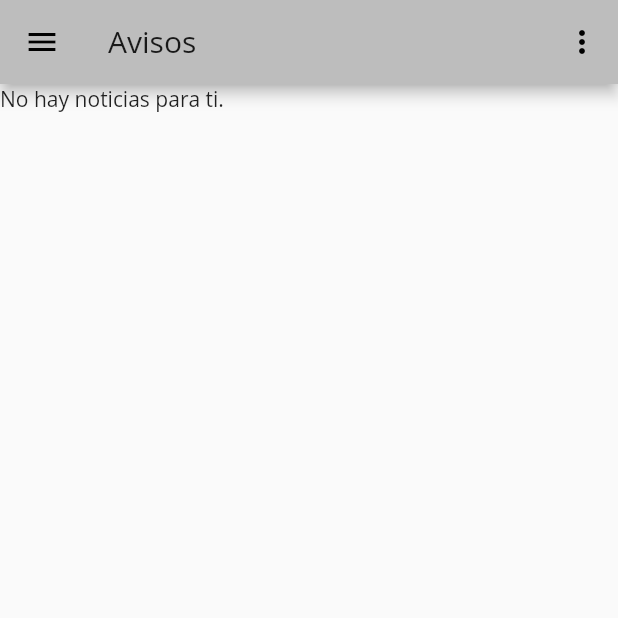
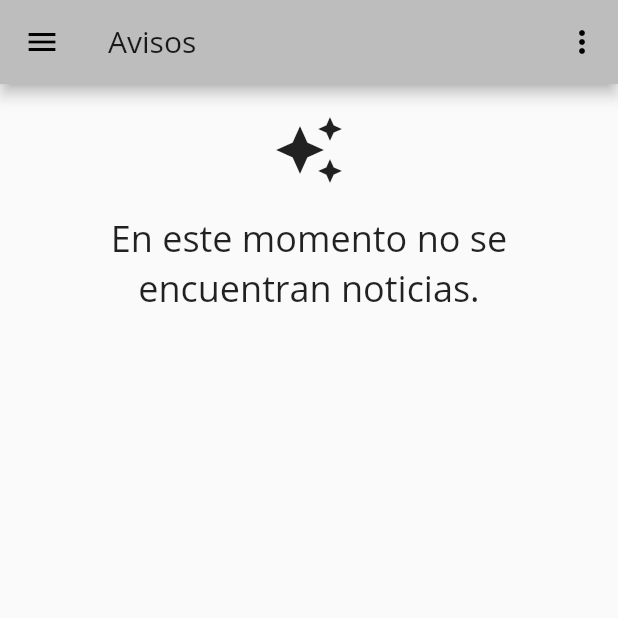
Before and after one commit to Fonzeca/AvisosNick-Front, a Flutter app: the DashBoardNotices screen opened by its route, on a phone screen of 412 x 824 dp, the top half of it. Run offline on Flutter 3.47's test engine with Material 2 defaults, Android fonts, the phone set to English and light mode, and no system bars; drawn by our look-alikes of flutter_easyloading; our stand-ins replace firebase_core, firebase_messaging, google_sign_in, shared_preferences, universal_io; missing offline and left inert: firebase_auth_web, firebase_core_web, google_sign_in_web, shared_preferences_web; accounts and stored records are empty; network calls fail.

Commit message:
Added author and date to the notice card

```diff
--- a/lib/screens/dash_board_notices.dart
+++ b/lib/screens/dash_board_notices.dart
@@ -118,20 +118,31 @@ class _DashBoardNoticesState extends State<DashBoardNotices> {
 
   Widget _buildBody() {
     if(noticiasOP == null || noticiasOP.isEmpty){
-      return Text("No hay noticias para ti.");
+      return Column(
+        children: [
+          Padding(
+            padding: const EdgeInsets.only(top: 20.0),
+            child: Icon(Icons.auto_awesome,size: 48),
+          ),
+          Padding(
+            padding: const EdgeInsets.all(18.0),
+            child: Text("En este momento no se encuentran noticias.", style: TextStyle(fontSize: 24), textAlign: TextAlign.center),
+          ),
+        ],
+      );
     }
 
     List<Widget> widgets = new List();
 
     for (var notice in noticiasOP){
-      widgets.add(_buildNotice(notice.title, notice.description));
+      widgets.add(_buildNotice(notice.title, notice.description, notice.author, notice.creationDate));
     }
     return ListView(
       children: widgets,
     );
   }
 
-  Widget _buildNotice(String titulo, String mensaje){
+  Widget _buildNotice(String titulo, String mensaje, String autor, String fecha){
     return Card(
       margin: EdgeInsets.symmetric(horizontal: 20.0, vertical: 7.0),
       child: Column(
@@ -155,7 +166,7 @@ class _DashBoardNoticesState extends State<DashBoardNotices> {
               FlatButton(
                 child: Text("VER MÁS", style: TextStyle(color: nickAccentColor, fontWeight: FontWeight.bold),),
                 onPressed: () {
-                  Navigator.push(context, MaterialPageRoute(builder: (context) => Notice(titulo, mensaje),));
+                  Navigator.push(context, MaterialPageRoute(builder: (context) => Notice(titulo, mensaje, autor, fecha),));
                 },
                 color: nickPrimaryColorLight,
                 shape: RoundedRectangleBorder(borderRadius: BorderRadius.all(Radius.circular(5))),
```
Also changed, not shown: lib/screens/notice.dart (+13 -8 lines), 1 other file.
